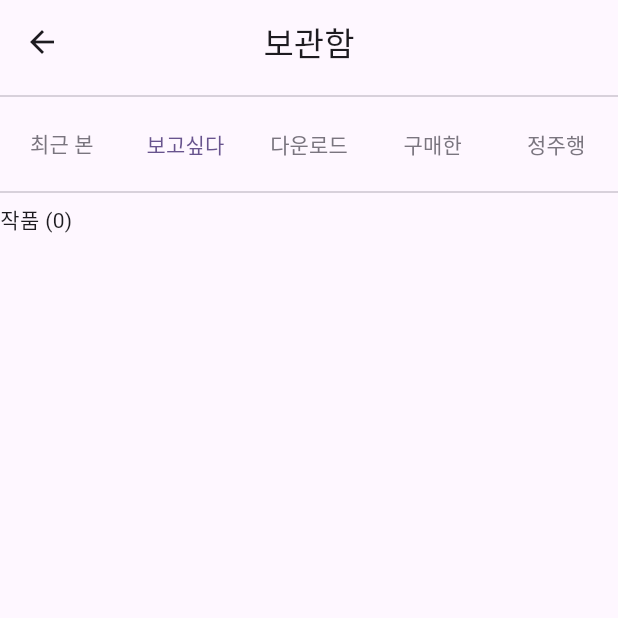
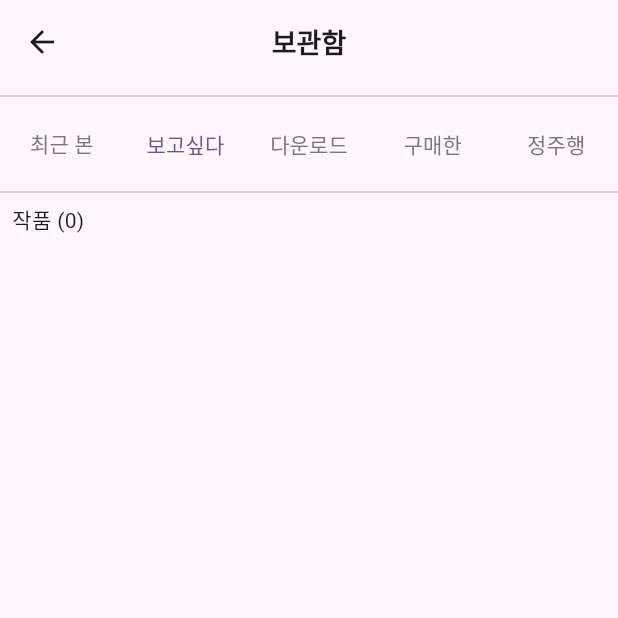
Before and after one commit to Dalso13/laftel-clone, a Flutter app: the StorageBoxScreen screen opened directly, after a tap on "보고싶다", on a phone screen of 412 x 824 dp, the top half of it. Run offline on Flutter 3.47's test engine with Material 3 defaults, Android fonts, the phone set to English and light mode, and no system bars; our stand-ins replace carousel_slider, flutter_rating_bar, freezed_annotation, get_it, go_router, sliver_tools; generated files the repository leaves out were written again; network calls fail; statements that could not run were skipped.

Commit message:
feat : 보관함 페이지 수정

```diff
--- a/lib/presentation/ui/storage_box_item/storage_box_child_item/storage_box_menu_screen.dart
+++ b/lib/presentation/ui/storage_box_item/storage_box_child_item/storage_box_menu_screen.dart
@@ -18,7 +18,10 @@ class StorageBoxMenuScreen extends StatelessWidget {
         const Row(
           mainAxisAlignment: MainAxisAlignment.spaceBetween,
           children: [
-            Text('작품 (0)'),
+            Padding(
+              padding: EdgeInsets.only(left: 8.0),
+              child: Text('작품 (0)'),
+            ),
           ],
         ),
         Expanded(
--- a/lib/presentation/ui/storage_box_item/storage_box_screen.dart
+++ b/lib/presentation/ui/storage_box_item/storage_box_screen.dart
@@ -15,7 +15,11 @@ class StorageBoxScreen extends StatelessWidget {
     return Scaffold(
       appBar: AppBar(
         centerTitle: true,
-        title: const Text('보관함'),
+        title: const Text('보관함',
+            style: TextStyle(
+              fontSize: 18,
+              fontWeight: FontWeight.bold,
+            )),
       ),
       body: Column(
         children: [
@@ -29,12 +33,13 @@ class StorageBoxScreen extends StatelessWidget {
           const Divider(),
           Expanded(
             child: PageView(
-              onPageChanged: viewModel.snapMenuChange,
-              controller: viewModel.pageController,
-              children: StorageBoxMenuState.values.map((e) {
-                return StorageBoxMenuScreen(state: e,);
-              }).toList()
-            ),
+                onPageChanged: viewModel.snapMenuChange,
+                controller: viewModel.pageController,
+                children: StorageBoxMenuState.values.map((e) {
+                  return StorageBoxMenuScreen(
+                    state: e,
+                  );
+                }).toList()),
           ),
         ],
       ),
--- a/lib/presentation/view_model/storage_box_view_model.dart
+++ b/lib/presentation/view_model/storage_box_view_model.dart
@@ -4,17 +4,16 @@ import 'package:laftel_clone/presentation/view_model/view_model_state/storage_bo
 
 class StorageBoxViewModel extends ChangeNotifier {
   StorageBoxState _state = const StorageBoxState();
-  final pageController = PageController();
+  final pageController = PageController(keepPage: true);
 
   StorageBoxState get state => _state;
-
 
   void clickMenuChange({required StorageBoxMenuState currentMenu}) {
     if(currentMenu == _state.currentMenu) return;
     _state = _state.copyWith(currentMenu: currentMenu);
     pageController.animateToPage(
       currentMenu.idx,
-      duration: const Duration(milliseconds: 200),
+      duration: const Duration(milliseconds: 300),
       curve: Curves.linear,
     );
     notifyListeners();
@@ -25,4 +24,10 @@ class StorageBoxViewModel extends ChangeNotifier {
     _state = _state.copyWith(currentMenu: changeMenu.first);
     notifyListeners();
   }
+
+  @override
+  void dispose() {
+    pageController.dispose();
+    super.dispose();
+  }
 }
--- a/lib/presentation/view_model/view_model_state/storage_box_state.dart
+++ b/lib/presentation/view_model/view_model_state/storage_box_state.dart
@@ -9,7 +9,7 @@ part 'storage_box_state.g.dart';
 @freezed
 class StorageBoxState with _$StorageBoxState {
   const factory StorageBoxState({
-    @Default(StorageBoxMenuState.bought) StorageBoxMenuState currentMenu,
+    @Default(StorageBoxMenuState.recent) StorageBoxMenuState currentMenu,
   }) = _StorageBoxState;
 
   factory StorageBoxState.fromJson(Map<String, Object?> json) => _$StorageBoxStateFromJson(json);
```
Also changed, not shown: pubspec.lock.
